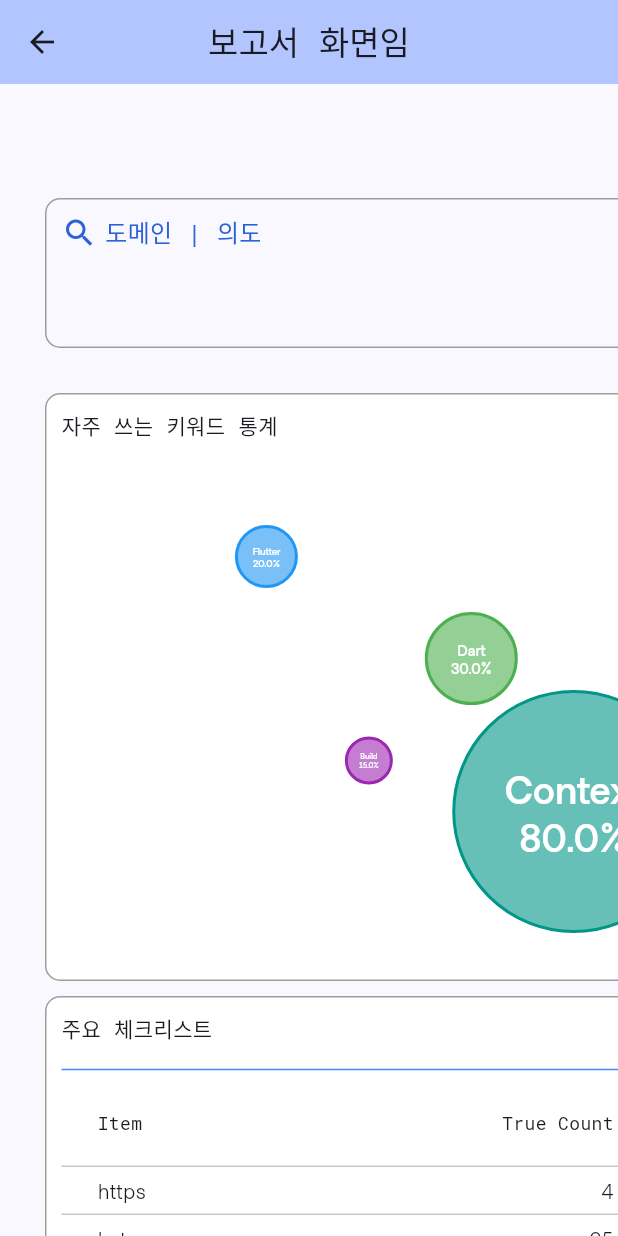
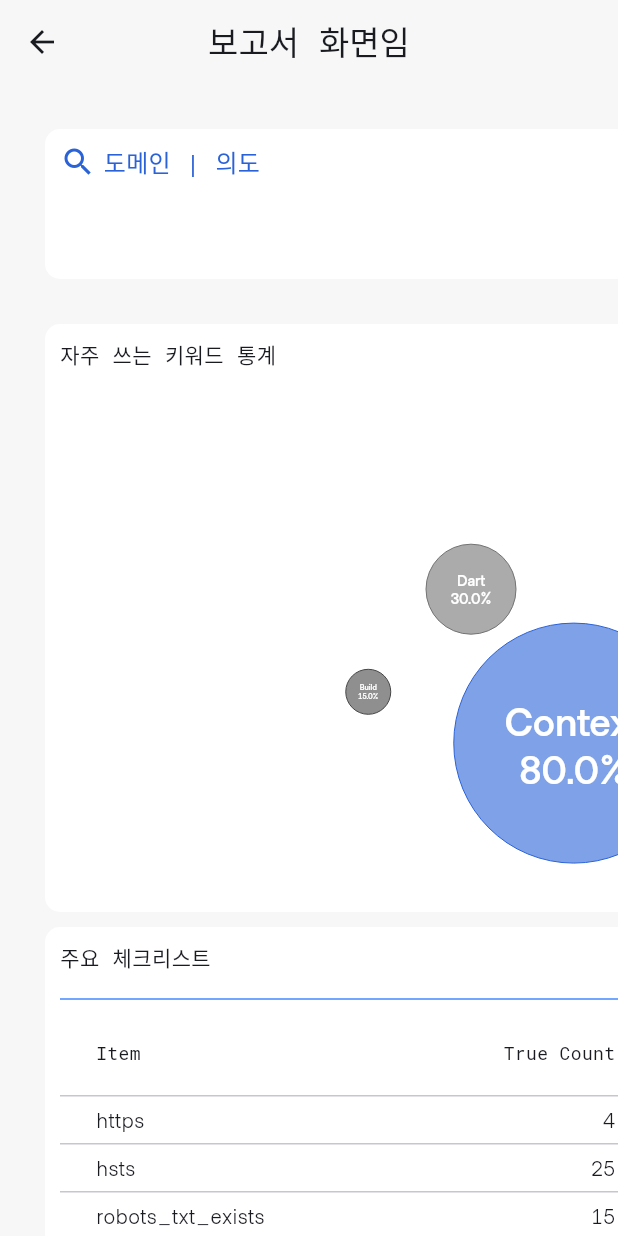
Before and after one commit to jyk0619/GEO-Analysis, a Flutter app: the InputView screen opened directly, after a tap on "제출", on a phone screen of 412 x 824 dp. Run offline on Flutter 3.47's test engine with Material 3 defaults, Android fonts, the phone set to English and light mode, and no system bars; drawn by our look-alikes of flutter_layout_grid; our stand-ins replace fl_chart, syncfusion_flutter_charts; missing offline and left inert: flutter_scatter; Roboto replaces fonts that are missing (AppleSDGothicNeo); statements that could not run were skipped.

```diff
--- a/lib/data/sample_data.dart
+++ b/lib/data/sample_data.dart
@@ -17,24 +17,23 @@ final List<ChartDataItem> chartData = [
 
 
 final bubbleData = [
-  BubbleData(x: 0.2, y: 0.8, size: 20, color: Colors.blue, name: 'Flutter'),
-  BubbleData(x: 0.4, y: 0.6, size: 30, color: Colors.green, name: 'Dart'),
-  BubbleData(x: 0.6, y: 0.7, size: 35, color: Colors.orange, name: 'Widget'),
-  BubbleData(x: 0.8, y: 0.5, size: 55, color: Colors.red, name: 'State'),
-  BubbleData(x: 0.3, y: 0.4, size: 15, color: Colors.purple, name: 'Build'),
-  BubbleData(x: 0.5, y: 0.3, size: 80, color: Colors.teal, name: 'Context'),
+  BubbleData(x: 0.4, y: 0.6, size: 30, color: Color(0xFF737373), name: 'Dart'),
+  BubbleData(x: 0.6, y: 0.7, size: 35, color: Color(0xFF454545), name: 'Widget'),
+  BubbleData(x: 0.8, y: 0.5, size: 55, color: Color(0xFF737373), name: 'State'),
+  BubbleData(x: 0.3, y: 0.4, size: 15, color: Color(0xFF454545), name: 'Build'),
+  BubbleData(x: 0.5, y: 0.3, size: 80, color: Color(0xFF2A62D7), name: 'Context'),
 ];
 
 final List<TableItem> tableItems = [
   TableItem(name: 'https', trueCount: '4', total: '45', truePercentage: '45%'),
   TableItem(name: 'hsts', trueCount: '25', total: '45', truePercentage: '45%'),
-  TableItem(name: 'robots_txt_exists', trueCount: '15', total: '45', truePercentage: '45%'),
+  TableItem(name: 'robots_txt_exists', trueCount: '15', total: '45', truePercentage: '55%'),
   TableItem(name: 'sitemap_has_lastmod', trueCount: '5', total: '45', truePercentage: '45%'),
   TableItem(name: 'has_faq_schema', trueCount: '10', total: '45', truePercentage: '45%'),
   TableItem(name: 'has_author_schema', trueCount: '10', total: '45', truePercentage: '45%'),
   TableItem(name: 'has_profilepage_schema', trueCount: '10', total: '45', truePercentage: '45%'),
   TableItem(name: 'has_publication_date', trueCount: '10', total: '45', truePercentage: '45%'),
-  TableItem(name: 'mobile_friendly', trueCount: '10', total: '45', truePercentage: '45%'),
+  TableItem(name: 'mobile_friendly', trueCount: '10', total: '45', truePercentage: '75%'),
   TableItem(name: 'has_canocial', trueCount: '10', total: '45', truePercentage: '45%'),
   TableItem(name: 'has_hreflang', trueCount: '10', total: '45', truePercentage: '45%'),
   TableItem(name: 'has_toc', trueCount: '10', total: '45', truePercentage: '45%'),
--- a/lib/main.dart
+++ b/lib/main.dart
@@ -12,6 +12,7 @@ void main() {
 class MyApp extends StatelessWidget {
   const MyApp({super.key});
   static const Color mainKeyColor = Color(0xFF2A62D7);
+
   // This widget is the root of your application.
   @override
   Widget build(BuildContext context) {
@@ -30,6 +31,7 @@ class MyApp extends StatelessWidget {
         fontFamily: 'AppleSDGothicNeo',
         colorScheme: ColorScheme.fromSeed(seedColor: mainKeyColor),
         primaryColor: mainKeyColor,
+        scaffoldBackgroundColor: Color(0xFFF7F7F7),
       ),
       home:  ReportView(),
     );
--- a/lib/ui/charts/adv_donut_chart.dart
+++ b/lib/ui/charts/adv_donut_chart.dart
@@ -2,11 +2,23 @@ import 'package:flutter/material.dart';
 import 'package:syncfusion_flutter_charts/charts.dart';
 
 class SyncDonutChartWidget extends StatelessWidget {
-  final String centerTitle; // 차트 중앙 텍스트
+  final String centerTitle;
   final List<Map<String, dynamic>> data;
   final String innerRadius;
   final String radius;
 
+  static const List<Color> fixedColors = [
+    Color(0xFF2A62D7),
+    Color(0xFF454545),
+    Color(0xFF737373),
+    Color(0xFF9A9A9A),
+    Color(0xFFB5B5B5),
+    Color(0xFFCFCFCF),
+  ];
+
+  // 좌우 반전 여부 옵션
+  final bool reverseOrder;
+  final int startAngle;
 
   const SyncDonutChartWidget({
     Key? key,
@@ -14,16 +26,19 @@ class SyncDonutChartWidget extends StatelessWidget {
     required this.data,
     this.innerRadius = '70%',
     this.radius = '70%',
+    this.reverseOrder = false,
+    this.startAngle = 0, // 기본값 0도
   }) : super(key: key);
 
   @override
   Widget build(BuildContext context) {
+    final displayData =
+    reverseOrder ? data.reversed.toList() : data; // 순서 뒤집기
+
     return Stack(
-      alignment: Alignment.center, // 중앙 정렬
+      alignment: Alignment.center,
       children: [
         SfCircularChart(
-          borderColor: Colors.black12,
-          borderWidth: 1,
           annotations: [
             CircularChartAnnotation(
               widget: Text(
@@ -38,43 +53,28 @@ class SyncDonutChartWidget extends StatelessWidget {
           ],
           series: <CircularSeries>[
             DoughnutSeries<Map<String, dynamic>, String>(
-                dataSource: data,
+              dataSource: displayData,
               xValueMapper: (datum, _) => datum['label'],
               yValueMapper: (datum, _) => datum['value'],
-                dataLabelMapper: (datum, _) => '${datum['value']}% \n ${datum['label']}',
+              pointColorMapper: (datum, index) =>
+              fixedColors[index! % fixedColors.length],
+              dataLabelMapper: (datum, _) =>
+              '${datum['value']}% \n ${datum['label']}',
               dataLabelSettings: DataLabelSettings(
                 isVisible: true,
-                    textStyle: const TextStyle(
-                      fontSize: 14,
-                      color: Colors.black,
-                      fontWeight: FontWeight.bold,
-                      fontFamily: 'MetroSans',
-                    ),
-                    // Positioning the data label
                 labelPosition: ChartDataLabelPosition.outside,
-                    connectorLineSettings: const ConnectorLineSettings(
+                labelAlignment: ChartDataLabelAlignment.bottom,                connectorLineSettings: const ConnectorLineSettings(
                   type: ConnectorType.line,
                   length: '30%',
                   width: 1,
-                    )
+                ),
               ),
               innerRadius: innerRadius,
-                radius: '70%'
+              radius: radius,
+              startAngle: startAngle, // 시작 위치 조정
             ),
           ],
-          legend: Legend(
-            isVisible: false,
-            borderColor: Colors.black,
-            borderWidth: 1,
-            offset: Offset(0, 100),
-            width: '10%',
-            padding: 10,
-            itemPadding: 10,
-            textStyle: TextStyle(fontSize: 12),
-            position: LegendPosition.bottom,
-            alignment: ChartAlignment.values[0], // ChartAlignment.near
-            overflowMode: LegendItemOverflowMode.wrap,
-          ),
+          legend: Legend(isVisible: false),
         ),
       ],
     );
--- a/lib/ui/charts/bubble_chart.dart
+++ b/lib/ui/charts/bubble_chart.dart
@@ -39,7 +39,7 @@ class BubbleChartPainter extends CustomPainter {
       paint
         ..color = bubble.color
         ..style = PaintingStyle.stroke
-        ..strokeWidth = 2;
+        ..strokeWidth = 0;
       canvas.drawCircle(offset, bubble.size, paint);
       paint.style = PaintingStyle.fill;
 
--- a/lib/ui/report_view.dart
+++ b/lib/ui/report_view.dart
@@ -11,8 +11,11 @@ import '../model/table_model.dart';
 import 'charts/bar_chart.dart';
 import 'package:geo/data/sample_data.dart';
 import 'package:flutter_layout_grid/flutter_layout_grid.dart';
+import 'charts/customtable.dart';
 
-import 'charts/customtable.dart';
+
+
+
 
 class ReportView extends StatelessWidget {
   const ReportView({super.key});
@@ -22,7 +25,7 @@ class ReportView extends StatelessWidget {
 
     return Scaffold(
       appBar: AppBar(
-        backgroundColor: Theme.of(context).colorScheme.inversePrimary,
+        backgroundColor: Color(0xFFF7F7F7),
         title: Text('보고서 화면임'),
         centerTitle: true,
       ),
@@ -43,13 +46,6 @@ class ReportView extends StatelessWidget {
                   crossAxisAlignment: CrossAxisAlignment.center,
                   mainAxisAlignment: MainAxisAlignment.center,
                   children: [
-                    Text(
-                      '보고서',
-                      style: TextStyle(
-                        fontSize: 32,
-                        fontWeight: FontWeight.bold,
-                      ),
-                    ),
                     Container(
                       width: double.infinity,
                       padding: EdgeInsets.all(10),
@@ -62,7 +58,8 @@ class ReportView extends StatelessWidget {
                               height: 100,
                               padding: EdgeInsets.all(10),
                               decoration: BoxDecoration(
-                                border: Border.all(color: Colors.grey),
+                                color: Colors.white,
+
                                 borderRadius: BorderRadius.circular(10),
                               ),
                               child: Center(
@@ -99,7 +96,7 @@ class ReportView extends StatelessWidget {
                               padding: EdgeInsets.all(10),
                               height: 100,
                               decoration: BoxDecoration(
-                                border: Border.all(color: Colors.grey),
+                                color: Colors.white,
                                 borderRadius: BorderRadius.circular(10),
                               ),
                               child: Center(
@@ -134,8 +131,8 @@ class ReportView extends StatelessWidget {
                               padding: EdgeInsets.all(10),
                               height: 100,
                               decoration: BoxDecoration(
+                                color: Colors.white,
 
-                                border: Border.all(color: Colors.grey),
                                 borderRadius: BorderRadius.circular(10),
                               ),
                               child: Center(
@@ -171,7 +168,8 @@ class ReportView extends StatelessWidget {
                               padding: EdgeInsets.all(10),
                               height: 100,
                               decoration: BoxDecoration(
-                                border: Border.all(color: Colors.grey),
+                                color: Colors.white,
+
                                 borderRadius: BorderRadius.circular(10),
                               ),
                               child: Center(
@@ -192,7 +190,6 @@ class ReportView extends StatelessWidget {
                                         mainAxisAlignment: MainAxisAlignment.end,
                                         children: [
                                           Text('100 %', style: TextStyle(fontSize: 24, fontWeight: FontWeight.bold, ),),
-
                                         ],
                                       ),
                                     ),
@@ -229,7 +226,7 @@ class ReportView extends StatelessWidget {
                             padding: EdgeInsets.all(10),
                             decoration: BoxDecoration(
                               color: Colors.white,
-                              border: Border.all(color: Colors.grey),
+
                               borderRadius: BorderRadius.circular(10),
                             ),
                             child: Column(
@@ -249,7 +246,7 @@ class ReportView extends StatelessWidget {
                             padding: EdgeInsets.all(10),
                             decoration: BoxDecoration(
                               color: Colors.white,
-                              border: Border.all(color: Colors.grey),
+
                               borderRadius: BorderRadius.circular(10),
                             ),
                             child: Column(
@@ -301,7 +298,6 @@ class ReportView extends StatelessWidget {
                             padding: EdgeInsets.all(10),
                             decoration: BoxDecoration(
                               color: Colors.white,
-                              border: Border.all(color: Colors.grey),
                               borderRadius: BorderRadius.circular(10),
                             ),
                             child: SizedBox(
@@ -323,7 +319,6 @@ class ReportView extends StatelessWidget {
                             padding: EdgeInsets.all(10),
                             decoration: BoxDecoration(
                               color: Colors.white,
-                              border: Border.all(color: Colors.grey),
                               borderRadius: BorderRadius.circular(10),
                             ),
                             child: Column(
@@ -349,7 +344,8 @@ class ReportView extends StatelessWidget {
                       margin: EdgeInsets.all(10),
                       padding: EdgeInsets.all(10),
                       decoration: BoxDecoration(
-                        border: Border.all(color: Colors.grey),
+                        color: Colors.white,
+
                         borderRadius: BorderRadius.circular(10),
                       ),
                       child: Column(
@@ -452,10 +448,51 @@ class _CardPagerState extends State<CardPager> {
                   itemCount: pageItems.length,
                   itemBuilder: (context, index) {
                     return Card(
-                      color: Colors.blue[100],
-                      child: Center(
-                        child: Text(pageItems[index]),
-                      ),
+                      color: Colors.white,
+                        child: Padding(
+                          padding: const EdgeInsets.all(10.0),
+                          child: Row(
+                            children: [
+                              Expanded(
+                                child: Column(
+                                  crossAxisAlignment: CrossAxisAlignment.start,
+                                  children: [
+                                    Text('검색한 쿼리'),
+                                    SizedBox(height: 10),
+                                    Text('검색한 쿼리${[index]}', style: TextStyle(fontSize: 16, fontWeight: FontWeight.bold),),
+                                    SizedBox(height: 10),
+                                    Row(
+                                      mainAxisAlignment: MainAxisAlignment.start,
+                                      children: [
+                                        Container(
+                                          padding: EdgeInsets.all(4),
+                                          decoration: BoxDecoration(
+                                              color: Colors.black,
+                                          borderRadius: BorderRadius.circular(4)
+                                          ),
+                                            child: Image.asset('assets/images/perplexity.png', width: 20, height: 20,)),
+                                        SizedBox(width: 5),
+                                        Card(
+                                          color: Colors.blue.shade50,
+                                          child: Padding(
+                                            padding: const EdgeInsets.symmetric(horizontal: 6.0, vertical: 2.0),
+                                            child: Text('+5 References', style: TextStyle(fontSize: 12, color: Theme.of(context).primaryColor),),
+                                          ),
+                                        ),
+                                      ],
+                                    ),
+                                  ],
+                                ),
+                              ),
+                              IconButton(
+                                icon: Icon(Icons.arrow_forward_ios, color: Theme.of(context).primaryColor,),
+                                onPressed: () {
+
+                                },
+                              ),
+                            ],
+                          ),
+                        ),
                     );
                   },
                 );
--- a/pubspec.yaml
+++ b/pubspec.yaml
@@ -63,7 +63,8 @@ flutter:
   uses-material-design: true
 
   # To add assets to your application, add an assets section, like this:
-  # assets:
+  assets:
+    - assets/images/
   #   - images/a_dot_burr.jpeg
   #   - images/a_dot_ham.jpeg
 
```
Also changed, not shown: assets/images/perplexity.png (added). Lines whose indentation alone changed are shown as unchanged.
